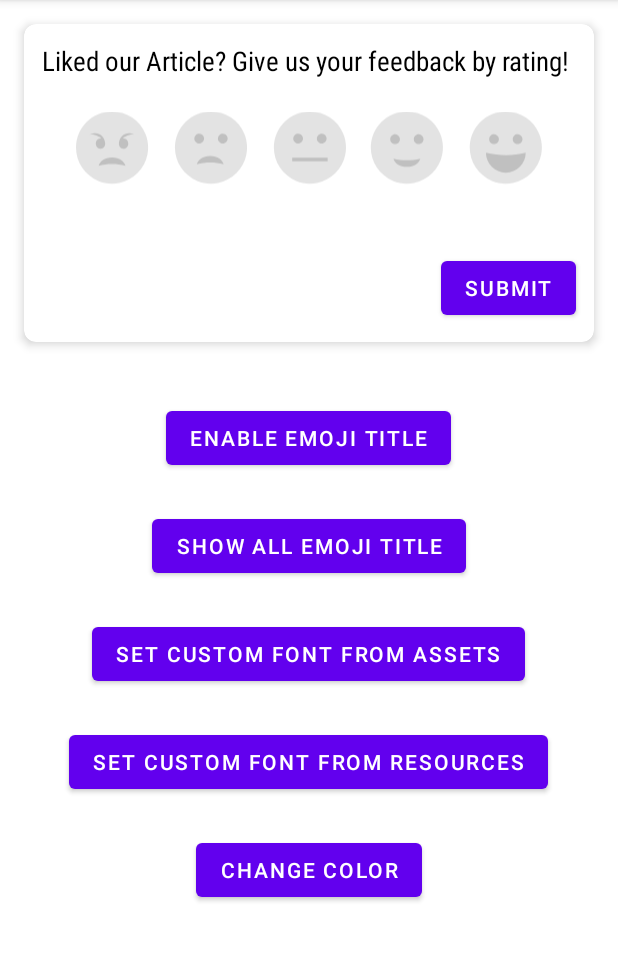
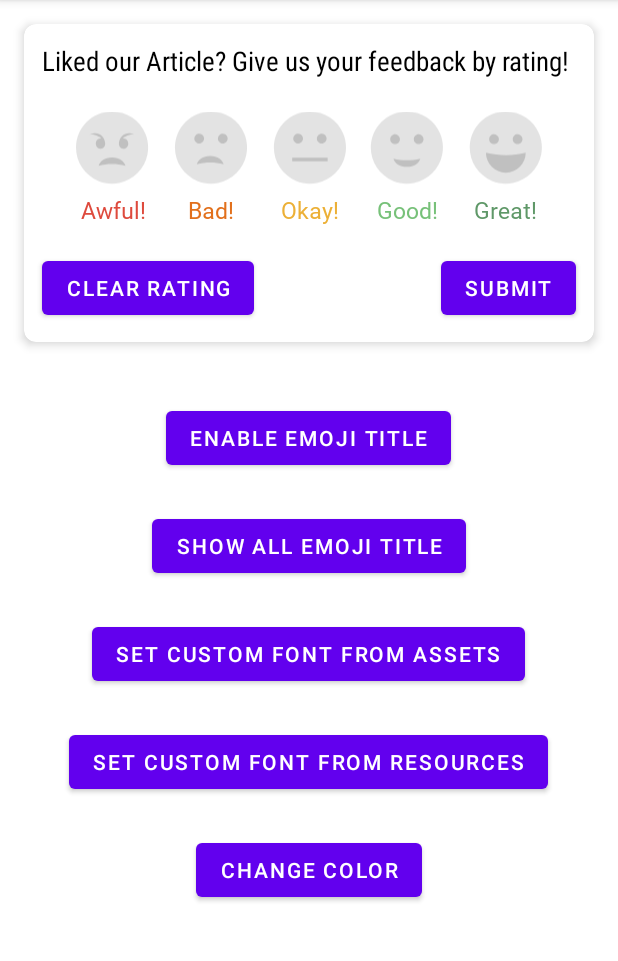
Before and after one commit to unaisulhadi/emojiratingbar, an Android app: the screen it shows after launch (MainActivity), on a phone screen of 412 x 824 dp, the part 84-1045 px from its top. Run offline under Robolectric (Android 15) with nearby library versions, the phone set to English and light mode, and no system bars; our stand-ins replace sdp/ssp sizes; Roboto replaces fonts that are not available here.

Commit message:
- Added empty state for rating. - Show all emoji titles option.

```diff
--- a/emojiratingbar/src/main/java/com/hadi/emojiratingbar/EmojiRatingBar.kt
+++ b/emojiratingbar/src/main/java/com/hadi/emojiratingbar/EmojiRatingBar.kt
@@ -188,7 +188,7 @@ class EmojiRatingBar(context: Context, attributeSet: AttributeSet) :
         return showAllText
     }
 
-    private fun setCurrentRateStatus(rateStatus: RateStatus){
+    fun setCurrentRateStatus(rateStatus: RateStatus){
         rating = rateStatus
         ratingChangeListener?.onRateChanged(rating)
 
@@ -259,6 +259,26 @@ class EmojiRatingBar(context: Context, attributeSet: AttributeSet) :
         tvGreat.visibility = titleVisibility
     }
 
+    fun setAwfulEmojiTitle(title:String){
+        tvAwful.text = title
+    }
+
+    fun setBadEmojiTitle(title:String){
+        tvBad.text = title
+    }
+
+    fun setOkayEmojiTitle(title:String){
+        tvOkay.text = title
+    }
+
+    fun setGoodEmojiTitle(title:String){
+        tvGood.text = title
+    }
+
+    fun setGreatEmojiTitle(title:String){
+        tvGreat.text = title
+    }
+
     private fun scaleEmoji(targetView: View, disableView: View) {
         val scaleX = PropertyValuesHolder.ofFloat(View.SCALE_X, 1.2f)
         val scaleY = PropertyValuesHolder.ofFloat(View.SCALE_Y, 1.2f)
--- a/sample/src/main/java/com/hadi/sample/MainActivity.kt
+++ b/sample/src/main/java/com/hadi/sample/MainActivity.kt
@@ -19,6 +19,7 @@ class MainActivity : AppCompatActivity() {
     private lateinit var btnSetFontFromAssets: Button
     private lateinit var btnChangeTitleColor: Button
     private lateinit var btnShowAllTitle: Button
+    private lateinit var btnClearRating: Button
 
 
     override fun onCreate(savedInstanceState: Bundle?) {
@@ -33,10 +34,15 @@ class MainActivity : AppCompatActivity() {
         btnSetFontFromResource = findViewById(R.id.btn_set_font_from_res)
         btnSetFontFromAssets = findViewById(R.id.btn_set_font_from_asset)
         btnChangeTitleColor = findViewById(R.id.btn_change_title_color)
+        btnClearRating = findViewById(R.id.btn_clear)
 
         btnGetCurrentRate.setOnClickListener {
             Toast.makeText(this, "${emojiRatingBar.getCurrentRateStatus()}", Toast.LENGTH_SHORT)
                 .show()
+        }
+
+        btnClearRating.setOnClickListener {
+            emojiRatingBar.setCurrentRateStatus(RateStatus.EMPTY)
         }
 
         btnEnableTitle.setOnClickListener {
@@ -59,13 +65,12 @@ class MainActivity : AppCompatActivity() {
             }
         }
 
-        /*
+        //Set custom emoji titles programmatically.
         emojiRatingBar.setAwfulEmojiTitle("Awful!")
         emojiRatingBar.setBadEmojiTitle("Bad!")
         emojiRatingBar.setOkayEmojiTitle("Okay!")
         emojiRatingBar.setGoodEmojiTitle("Good!")
         emojiRatingBar.setGreatEmojiTitle("Great!")
-        */
 
         emojiRatingBar.setRateChangeListener(object : EmojiRatingBar.OnRateChangeListener {
             override fun onRateChanged(rateStatus: RateStatus) {
@@ -86,7 +91,9 @@ class MainActivity : AppCompatActivity() {
                     RateStatus.GREAT -> {
                         //Do your code
                     }
-
+                    RateStatus.EMPTY -> {
+                        //Do your code
+                    }
                 }
             }
         })
@@ -108,7 +115,7 @@ class MainActivity : AppCompatActivity() {
         }
     }
 
-    fun getRandomColor(): Int {
+    private fun getRandomColor(): Int {
         val colors = listOf(
             R.color.black,
             R.color.purple_200,
--- a/sample/src/main/res/layout/activity_main.xml
+++ b/sample/src/main/res/layout/activity_main.xml
@@ -37,6 +37,7 @@
                 android:layout_height="wrap_content"
                 android:layout_gravity="center"
                 app:showText="true"
+                app:showAllText="true"
                 app:titleColor="#844848"
                 app:defaultValue="EMPTY"
                 android:fontFamily="@font/playfair_display_semibold"
@@ -45,14 +46,33 @@
                 android:layout_marginHorizontal="24dp"/>
 
 
+            <RelativeLayout
+                android:layout_width="match_parent"
+                android:layout_height="wrap_content"
+                android:orientation="horizontal">
+
                 <Button
                     android:id="@+id/btn_get_rating"
                     android:layout_width="wrap_content"
                     android:layout_height="wrap_content"
                     android:text="Submit"
+                    android:layout_alignParentEnd="true"
                     android:layout_marginEnd="12dp"
                     android:layout_marginBottom="12dp"
                     android:layout_gravity="end"/>
+
+                <Button
+                    android:id="@+id/btn_clear"
+                    android:layout_width="wrap_content"
+                    android:layout_height="wrap_content"
+                    android:layout_gravity="start"
+                    android:layout_marginStart="12dp"
+                    android:layout_marginBottom="12dp"
+                    android:text="CLEAR RATING" />
+
+
+            </RelativeLayout>
+
 
 
 
```
Lines whose indentation alone changed are shown as unchanged.
